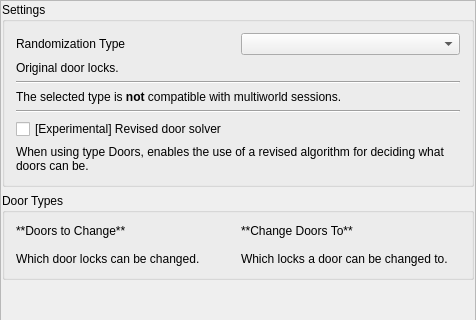
First picture: the form in randovania/gui/ui_files/preset_dock_rando.ui, repository randovania/randovania, before the edit; both pictures show x 0 to 476 and y 0 to 320 of the 476 by 628 pixel window.
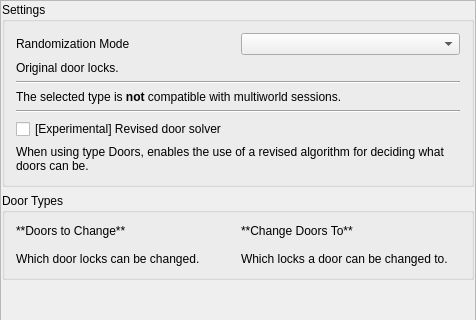
Second picture: the form after the edit.

Commit message: Call door rando setting "mode" in UI

```diff
--- a/randovania/gui/ui_files/preset_dock_rando.ui
+++ b/randovania/gui/ui_files/preset_dock_rando.ui
@@ -99,7 +99,7 @@
            <item row="0" column="0">
             <widget class="QLabel" name="mode_label">
              <property name="text">
-              <string>Randomization Type</string>
+              <string>Randomization Mode</string>
              </property>
             </widget>
            </item>
```
